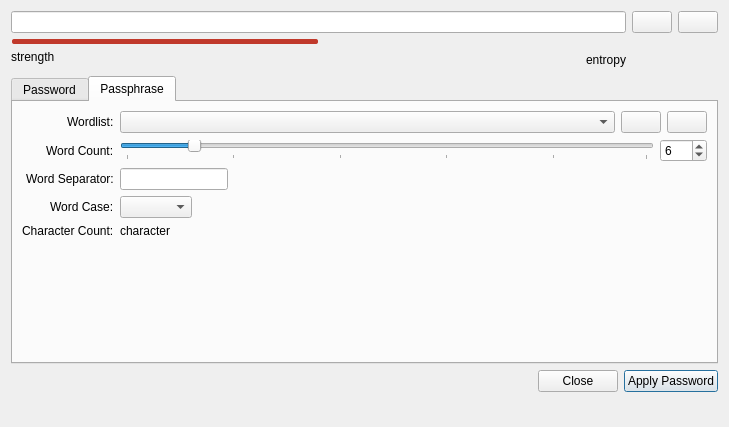
This is src/gui/PasswordGeneratorWidget.ui in keepassxreboot/keepassxc as Qt 5 draws it before an edit. The edited form follows.
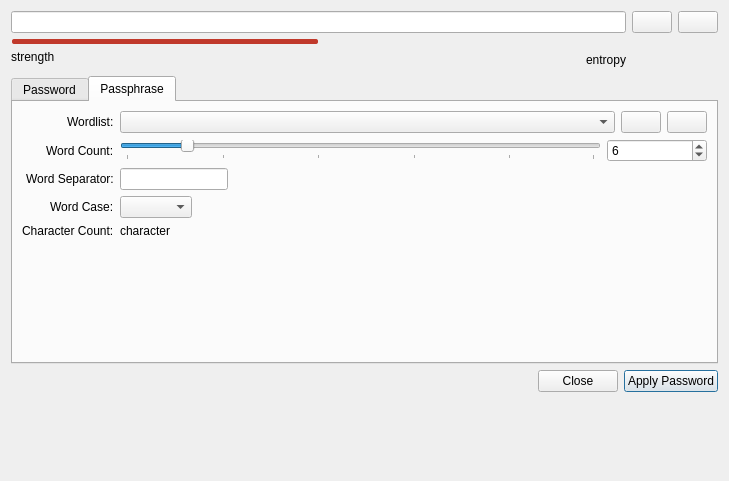
This is the edited form. The open tabs and pages were chosen to show the change. Custom widgets are drawn as their Qt base class.

Commit message: Add minimum sizes for QSpinBox widgets

```diff
--- a/src/gui/PasswordGeneratorWidget.ui
+++ b/src/gui/PasswordGeneratorWidget.ui
@@ -7,7 +7,7 @@
     <x>0</x>
     <y>0</y>
     <width>729</width>
-    <height>427</height>
+    <height>481</height>
    </rect>
   </property>
   <property name="windowTitle">
@@ -768,6 +768,18 @@
            </item>
            <item>
             <widget class="QSpinBox" name="spinBoxWordCount">
+             <property name="sizePolicy">
+              <sizepolicy hsizetype="Preferred" vsizetype="Fixed">
+               <horstretch>0</horstretch>
+               <verstretch>0</verstretch>
+              </sizepolicy>
+             </property>
+             <property name="minimumSize">
+              <size>
+               <width>100</width>
+               <height>0</height>
+              </size>
+             </property>
              <property name="minimum">
               <number>1</number>
              </property>
```
Left out of the diff: 14 changed lines with no effect on the pictures. The commit also changes 7 other files.
